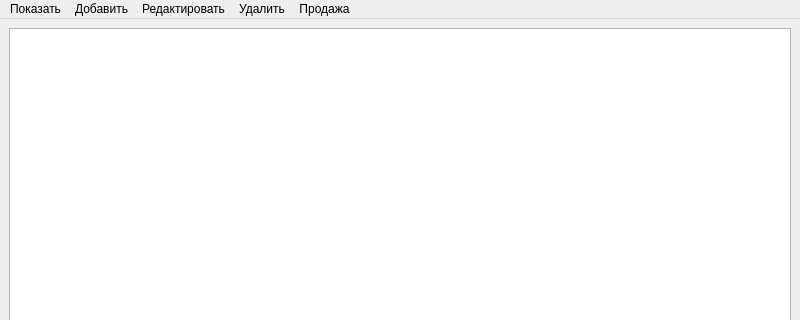
This is templates/main.ui in AleksandrPetkov/pyqt_app_accounting_store as Qt 5 draws it before an edit; both pictures show x 0 to 800 and y 0 to 320 of the 800 by 600 pixel window. The edited form follows.
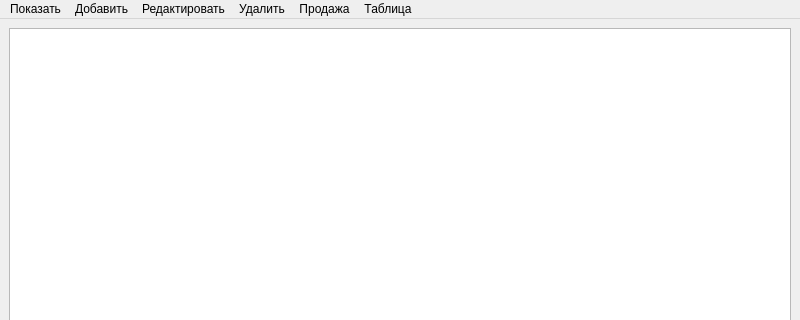
This is the edited form.

What changed in the file:
```diff
--- a/templates/main.ui
+++ b/templates/main.ui
@@ -80,11 +80,18 @@
     <addaction name="action"/>
     <addaction name="action_2"/>
    </widget>
+   <widget class="QMenu" name="menu_7">
+    <property name="title">
+     <string>Таблица</string>
+    </property>
+    <addaction name="save_table"/>
+   </widget>
    <addaction name="menu"/>
    <addaction name="menu_2"/>
    <addaction name="menu_5"/>
    <addaction name="menu_6"/>
    <addaction name="menu_4"/>
+   <addaction name="menu_7"/>
   </widget>
   <widget class="QStatusBar" name="statusbar"/>
   <action name="show_nomenclature">
```
Left out of the diff: 11 changed lines with no effect on the pictures.
